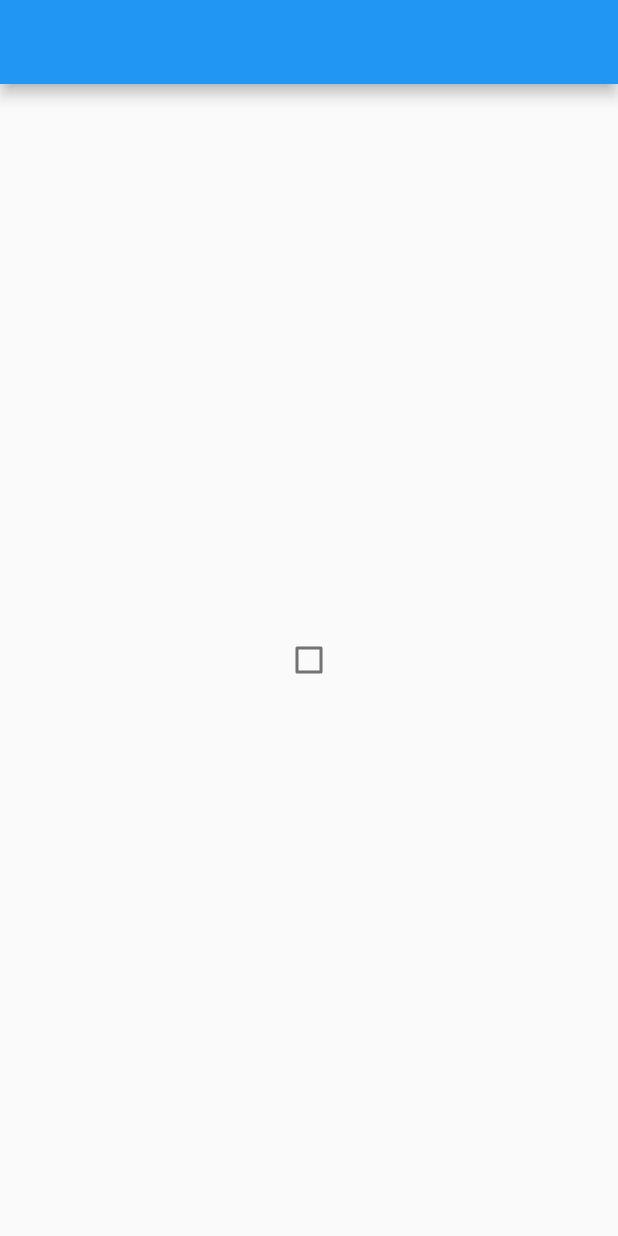
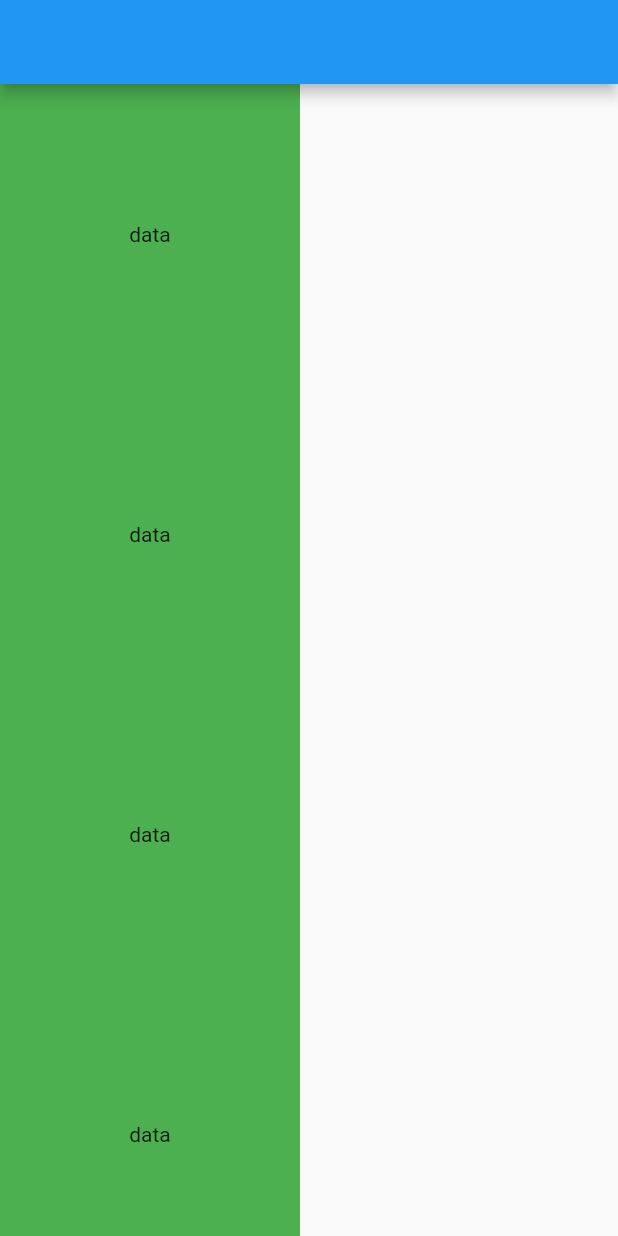
Before and after one commit to messabih-khalil/flutter, a Flutter app: the screen it shows after launch, on a phone screen of 412 x 824 dp. Run offline on Flutter 3.47's test engine with Material 2 defaults, Android fonts, the phone set to English and light mode, and no system bars.

```diff
--- a/lib/test.dart
+++ b/lib/test.dart
@@ -15,14 +15,59 @@ class TestState extends State<TestStatefull> {
   Widget build(BuildContext context) {
     return Scaffold(
         appBar: AppBar(),
-        body: Center(
-          child: Checkbox(
-            onChanged: (v) {
-              setState(() {
-                checked = v;
-              });
-            },
-            value: checked,
+        body: Container(
+          width: 200,
+          child: ListView(
+            children: [
+              Container(
+                  height: 200,
+                  color: Colors.green,
+                  child: Center(
+                    child: Text("data"),
+                  )),
+              Container(
+                  height: 200,
+                  color: Colors.green,
+                  child: Center(
+                    child: Text("data"),
+                  )),
+              Container(
+                  height: 200,
+                  color: Colors.green,
+                  child: Center(
+                    child: Text("data"),
+                  )),
+              Container(
+                  height: 200,
+                  color: Colors.green,
+                  child: Center(
+                    child: Text("data"),
+                  )),
+              Container(
+                  height: 200,
+                  color: Colors.green,
+                  child: Center(
+                    child: Text("data"),
+                  )),
+              Container(
+                  height: 200,
+                  color: Colors.green,
+                  child: Center(
+                    child: Text("data"),
+                  )),
+              Container(
+                  height: 200,
+                  color: Colors.green,
+                  child: Center(
+                    child: Text("data"),
+                  )),
+              Container(
+                  height: 200,
+                  color: Colors.green,
+                  child: Center(
+                    child: Text("data"),
+                  )),
+            ],
           ),
         ));
   }
```
